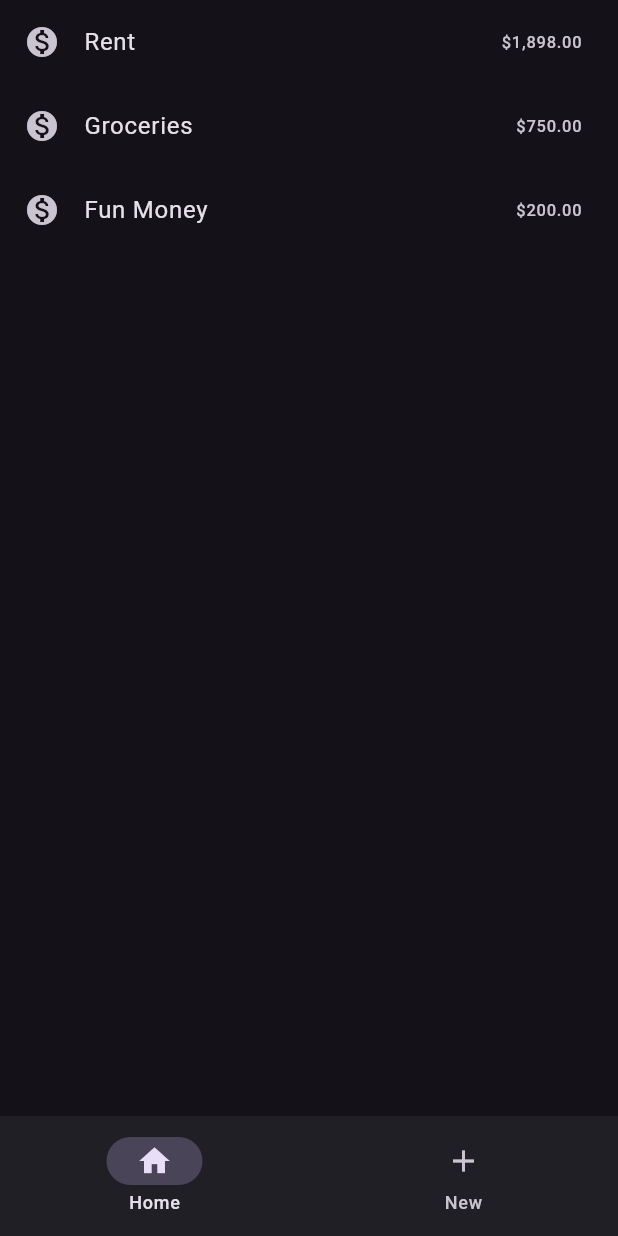
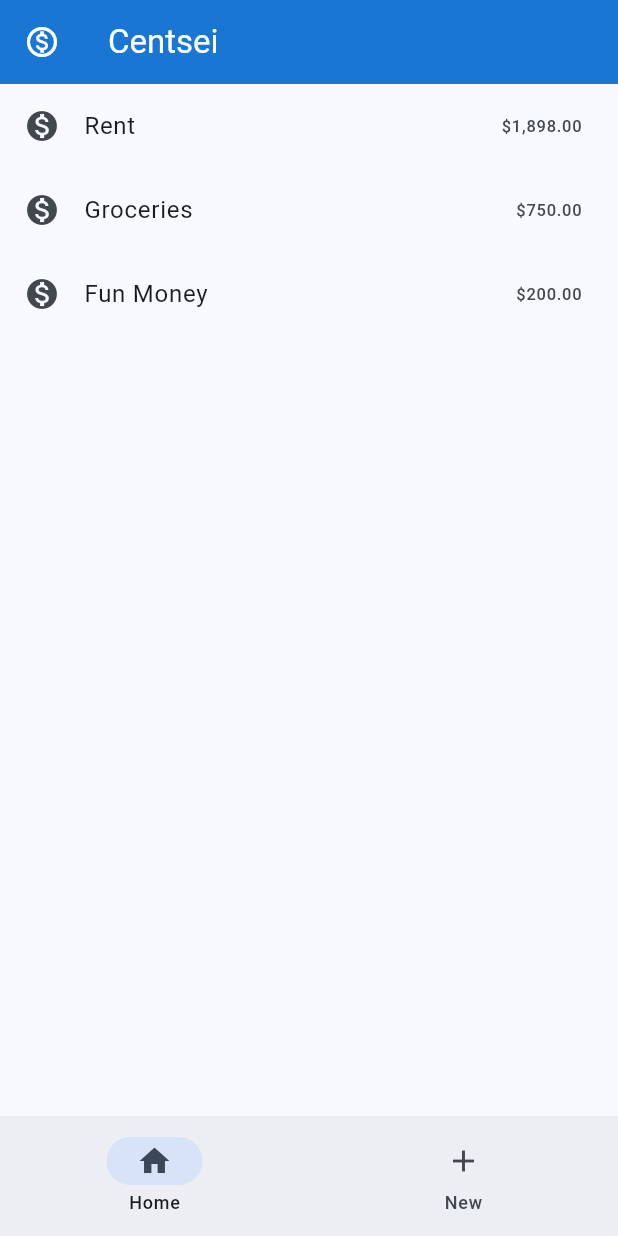
Before and after one commit to treknuts/centsei, a Flutter app: the screen it shows after launch, on a phone screen of 412 x 824 dp. Run offline on Flutter 3.47's test engine with Material 3 defaults, Android fonts, the phone set to English and light mode, and no system bars.

Commit message:
Added basic app bar and theme

```diff
--- a/lib/main.dart
+++ b/lib/main.dart
@@ -10,16 +10,19 @@ void main() {
 class MyApp extends StatelessWidget {
   const MyApp({super.key});
 
+
   @override
   Widget build(BuildContext context) {
+    var theme = ThemeData(
+        useMaterial3: true,
+        colorScheme: ColorScheme.fromSeed(seedColor: Colors.blue)
+    );
+
     return ChangeNotifierProvider(
       create: (context) => MyAppState(),
       child: MaterialApp(
         title: 'Centsei',
-        theme: ThemeData(
-          brightness: Brightness.dark,
-          useMaterial3: true,
-        ),
+        theme: theme,
         home: const MyHomePage(),
       ),
     );
@@ -53,6 +56,11 @@ class _MyHomePageState extends State<MyHomePage> {
     return Scaffold(
       body: Column(
         children: [
+          AppBar(
+            backgroundColor: Theme.of(context).primaryColorDark,
+            leading: Icon(Icons.monetization_on_outlined, color: Theme.of(context).colorScheme.onPrimary),
+            title: Text("Centsei", style: TextStyle(color: Theme.of(context).colorScheme.onPrimary)),
+          ),
           Expanded(
             child: page,
           ),
```
